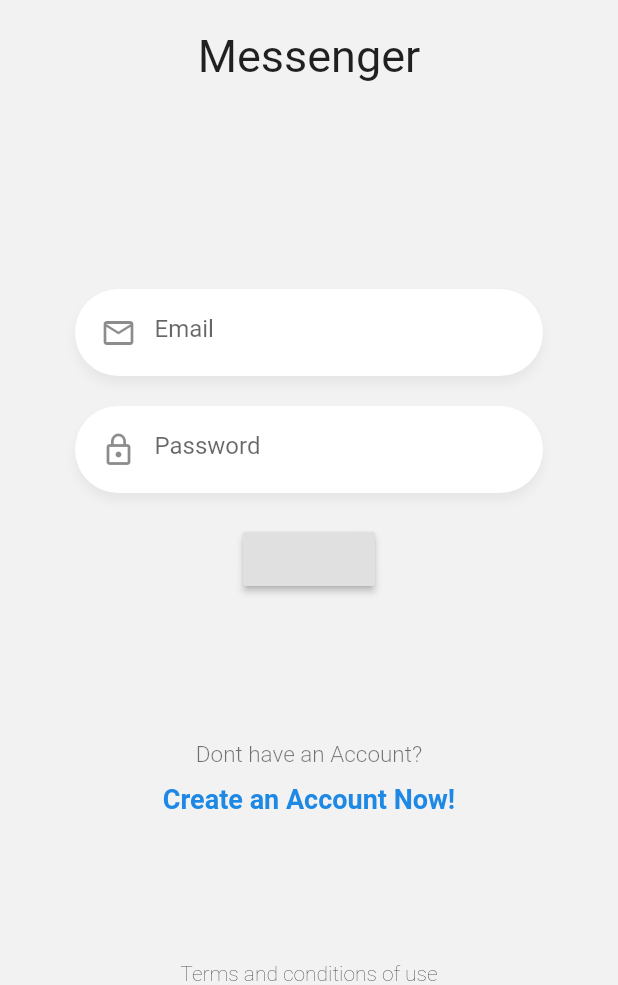
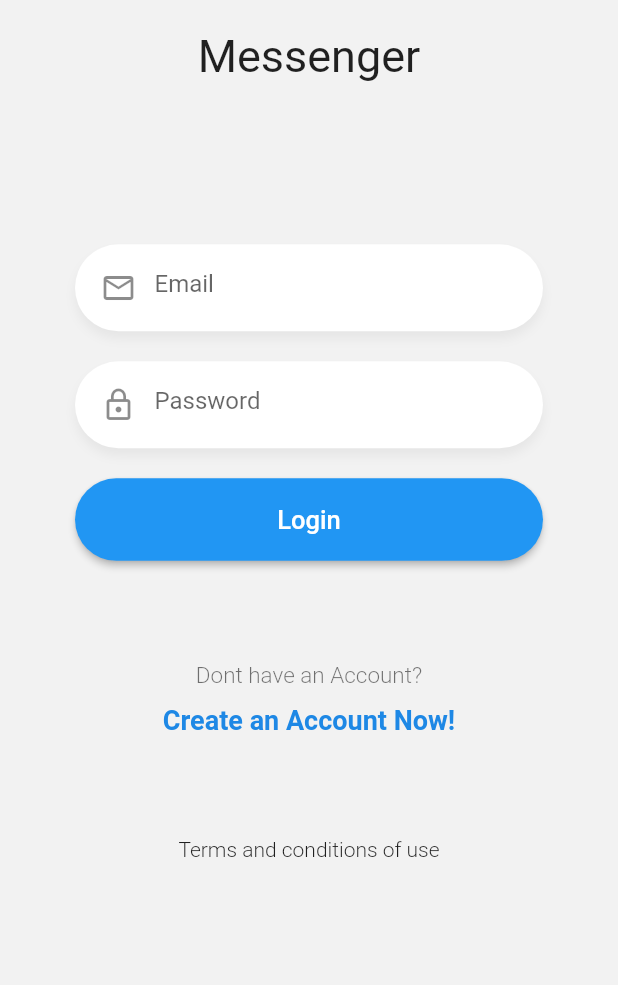
Before and after one commit to nicoar9/chat-app, a Flutter app: the screen it shows after launch, on a phone screen of 412 x 824 dp, the part 251-1236 px from its top. Run offline on Flutter 3.47's test engine with Material 2 defaults, Android fonts, the phone set to English and light mode, and no system bars.

Commit message:
:recycle:Refactor: extract button widget for reusability

```diff
--- a/lib/pages/login_page.dart
+++ b/lib/pages/login_page.dart
@@ -1,3 +1,4 @@
+import 'package:chat_app/widgets/blue_button.dart';
 import 'package:chat_app/widgets/custom_input.dart';
 import 'package:chat_app/widgets/labels.dart';
 import 'package:chat_app/widgets/logo.dart';
@@ -9,6 +10,10 @@ class LoginPage extends StatelessWidget {
     return Scaffold(
         backgroundColor: Color(0xffF2F2F2),
         body: SafeArea(
+          child: SingleChildScrollView(
+            physics: BouncingScrollPhysics(),
+            child: SizedBox(
+              height: MediaQuery.of(context).size.height * 0.9,
               child: Column(
                 mainAxisAlignment: MainAxisAlignment.spaceBetween,
                 children: [
@@ -17,9 +22,11 @@ class LoginPage extends StatelessWidget {
                   Labels(),
                   Text(
                     'Terms and conditions of use',
-                style: TextStyle(fontWeight: FontWeight.w200),
+                    style: TextStyle(fontWeight: FontWeight.w300),
                   )
                 ],
+              ),
+            ),
           ),
         ));
   }
@@ -53,10 +60,11 @@ class __FormState extends State<_Form> {
             textController: passCtrl,
             isPassword: true,
           ),
-          RaisedButton(
+          BlueButton(
             onPressed: () {
-              print(emailCtrl.text);
+              print(emailCtrl.text + ' ' + passCtrl.text);
             },
+            buttonText: 'Login',
           )
         ],
       ),
--- /dev/null
+++ b/lib/widgets/blue_button.dart
@@ -0,0 +1,32 @@
+import 'package:flutter/material.dart';
+
+class BlueButton extends StatelessWidget {
+  final Function onPressed;
+  final String buttonText;
+
+  const BlueButton({Key key, @required this.onPressed, this.buttonText})
+      : super(key: key);
+  @override
+  Widget build(BuildContext context) {
+    return RaisedButton(
+      elevation: 2,
+      highlightElevation: 5,
+      color: Colors.blue,
+      shape: StadiumBorder(),
+      onPressed: this.onPressed,
+      child: Container(
+        width: double.infinity,
+        height: 55,
+        child: Center(
+          child: Text(
+            this.buttonText,
+            style: TextStyle(
+              color: Colors.white,
+              fontSize: 17,
+            ),
+          ),
+        ),
+      ),
+    );
+  }
+}
```
Lines whose indentation alone changed are shown as unchanged.
